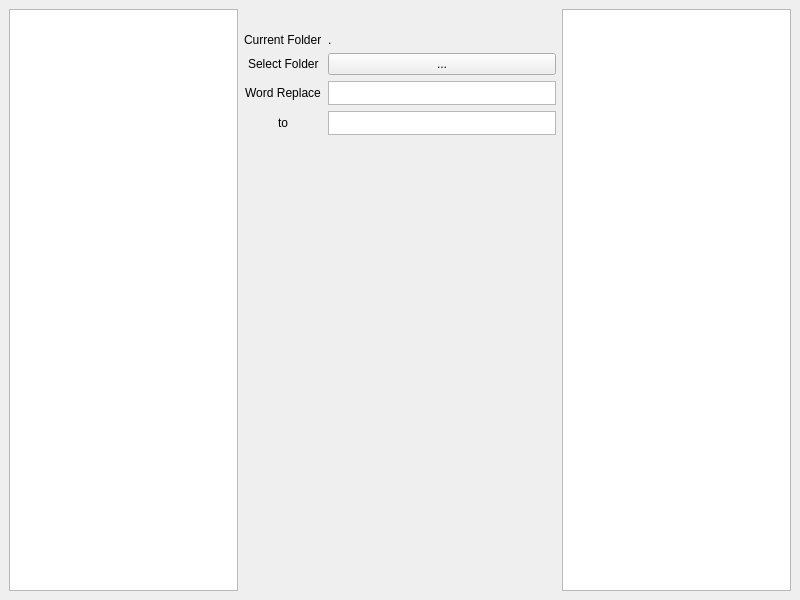
Qt form FLT-FilesRename/FLT_FilesRename.ui (hsl-sv/FLT-FilesRename) before a commit.
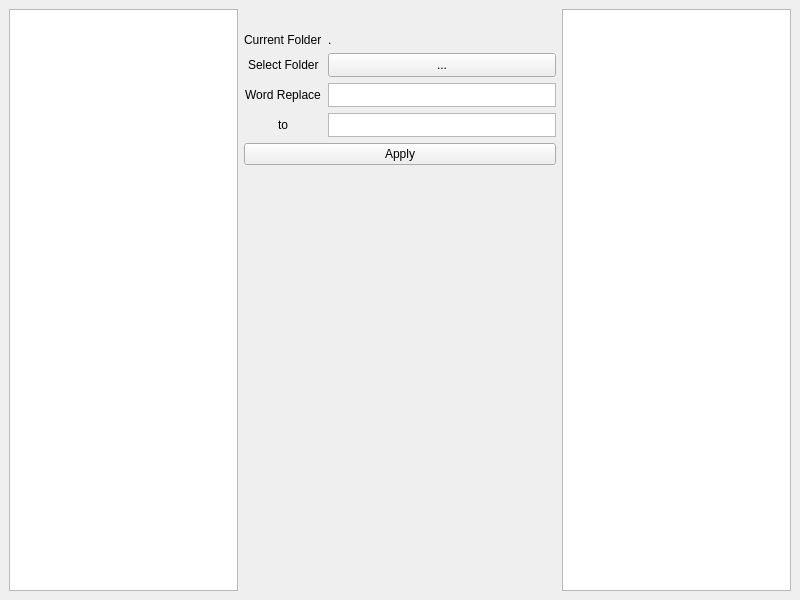
The same form after that commit.

Commit message: wrote replace_apply and replace_preview

Diff of the .ui file:
```diff
--- a/FLT-FilesRename/FLT_FilesRename.ui
+++ b/FLT-FilesRename/FLT_FilesRename.ui
@@ -38,7 +38,7 @@
        <enum>QFormLayout::DontWrapRows</enum>
       </property>
       <property name="labelAlignment">
-       <set>Qt::AlignCenter</set>
+       <set>Qt::AlignHCenter|Qt::AlignTop</set>
       </property>
       <property name="formAlignment">
        <set>Qt::AlignLeading|Qt::AlignLeft|Qt::AlignTop</set>
@@ -61,6 +61,18 @@
       </item>
       <item row="1" column="1">
        <widget class="QPushButton" name="btn_folder">
+        <property name="minimumSize">
+         <size>
+          <width>0</width>
+          <height>24</height>
+         </size>
+        </property>
+        <property name="maximumSize">
+         <size>
+          <width>16777215</width>
+          <height>24</height>
+         </size>
+        </property>
         <property name="text">
          <string>...</string>
         </property>
@@ -93,7 +105,7 @@
         <property name="minimumSize">
          <size>
           <width>0</width>
-          <height>16</height>
+          <height>24</height>
          </size>
         </property>
         <property name="maximumSize">
@@ -108,6 +120,12 @@
         <property name="verticalScrollBarPolicy">
          <enum>Qt::ScrollBarAlwaysOff</enum>
         </property>
+        <property name="tabChangesFocus">
+         <bool>true</bool>
+        </property>
+        <property name="tabStopDistance">
+         <double>0.000000000000000</double>
+        </property>
        </widget>
       </item>
       <item row="0" column="0">
@@ -142,7 +160,7 @@
         <property name="minimumSize">
          <size>
           <width>0</width>
-          <height>16</height>
+          <height>24</height>
          </size>
         </property>
         <property name="maximumSize">
@@ -153,6 +171,32 @@
         </property>
         <property name="verticalScrollBarPolicy">
          <enum>Qt::ScrollBarAlwaysOff</enum>
+        </property>
+        <property name="tabChangesFocus">
+         <bool>true</bool>
+        </property>
+        <property name="tabStopDistance">
+         <double>0.000000000000000</double>
+        </property>
+       </widget>
+      </item>
+      <item row="4" column="0" colspan="2">
+       <widget class="QPushButton" name="btn_apply">
+        <property name="sizePolicy">
+         <sizepolicy hsizetype="Preferred" vsizetype="Fixed">
+          <horstretch>0</horstretch>
+          <verstretch>0</verstretch>
+         </sizepolicy>
+        </property>
+        <property name="text">
+         <string>Apply</string>
+        </property>
+       </widget>
+      </item>
+      <item row="5" column="0" colspan="2">
+       <widget class="QLabel" name="lbl_affected">
+        <property name="text">
+         <string/>
         </property>
        </widget>
       </item>
```
Left out of the diff: 12 changed lines with no effect on the pictures. The commit also changes 2 other files.
